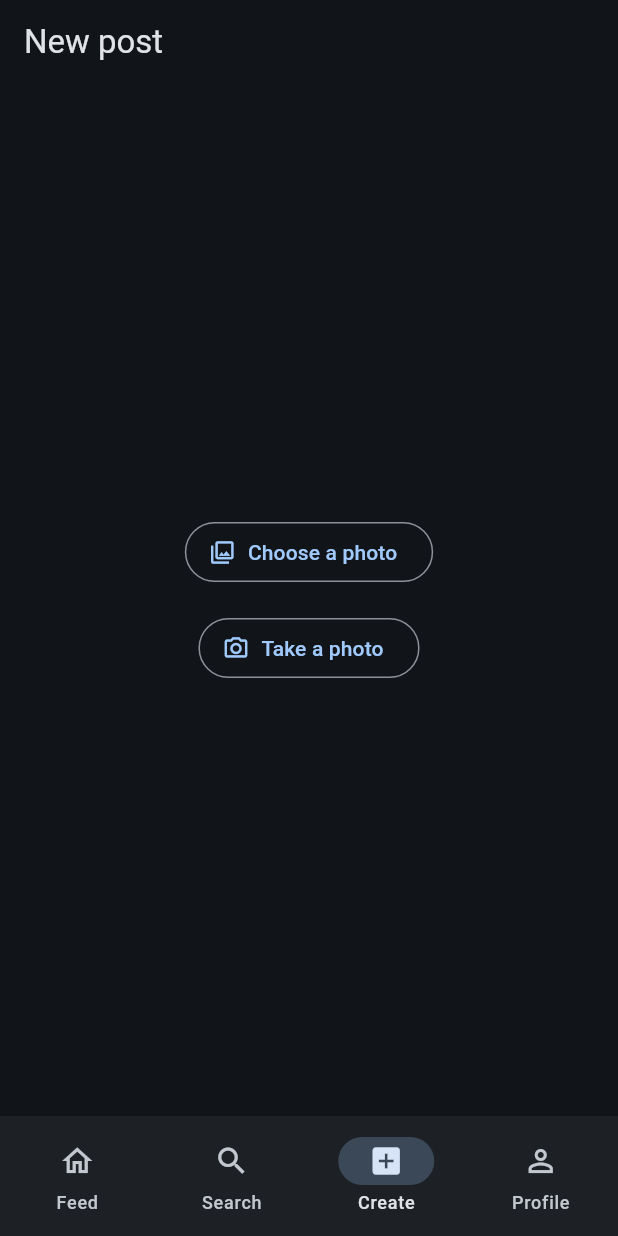
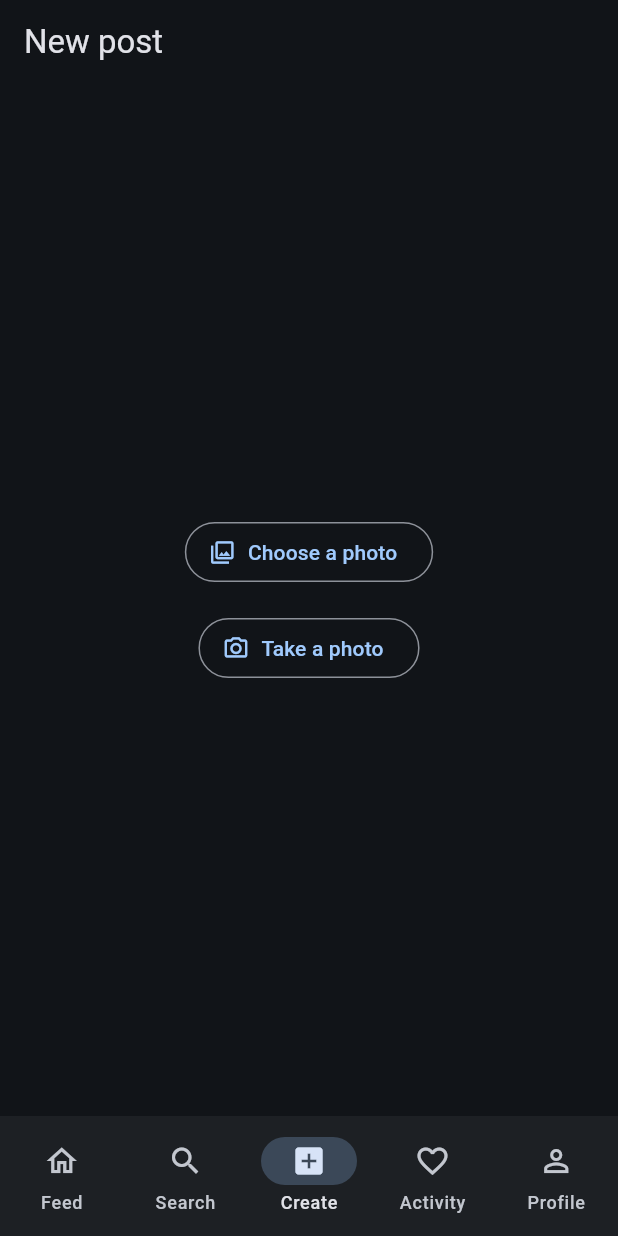
Before and after one commit to YofarDev/flutter_instagram_clone, a Flutter app: the screen it shows once a user with an empty profile is signed in, item 3 of the bottom bar chosen, on a phone screen of 412 x 824 dp. Run offline on Flutter 3.47's test engine with Material 3 defaults, Android fonts, the phone set to English and light mode, and no system bars; our stand-ins replace cloud_firestore, firebase_auth, firebase_core, firebase_storage, flutter_bloc, fpdart and 5 more; accounts and stored records are empty; generated files the repository leaves out were written again; network calls fail.

Commit message:
feat(notifications): activity tab, badge, di, strings

```diff
--- a/lib/core/router/app_router.dart
+++ b/lib/core/router/app_router.dart
@@ -13,6 +13,9 @@ import '../../features/explore/presentation/bloc/hashtag_cubit.dart';
 import '../../features/explore/presentation/bloc/search_cubit.dart';
 import '../../features/explore/presentation/screens/hashtag_screen.dart';
 import '../../features/explore/presentation/screens/search_screen.dart';
+import '../../features/notifications/presentation/bloc/notifications_cubit.dart';
+import '../../features/notifications/presentation/bloc/notifications_state.dart';
+import '../../features/notifications/presentation/widgets/badge_icon.dart';
 import '../models/app_user.dart';
 import '../models/post.dart';
 import '../../features/feed/presentation/bloc/create_post_cubit.dart';
@@ -47,6 +50,8 @@ class AppRouter {
       GlobalKey<NavigatorState>();
   static final GlobalKey<NavigatorState> _createNavigatorKey =
       GlobalKey<NavigatorState>();
+  static final GlobalKey<NavigatorState> _activityNavigatorKey =
+      GlobalKey<NavigatorState>();
   static final GlobalKey<NavigatorState> _profileNavigatorKey =
       GlobalKey<NavigatorState>();
 
@@ -77,36 +82,62 @@ class AppRouter {
               GoRouterState state,
               StatefulNavigationShell navigationShell,
             ) {
-              return Scaffold(
+              // Idempotent — safe on every router rebuild; shell is post-auth
+              // (redirect guarantees user is non-null here).
+              final NotificationsCubit notificationsCubit =
+                  getIt<NotificationsCubit>()
+                    ..init(getIt<AuthCubit>().state.user!.uid);
+              return BlocProvider<NotificationsCubit>.value(
+                value: notificationsCubit,
+                child: Scaffold(
                   body: navigationShell,
-                bottomNavigationBar: NavigationBar(
+                  bottomNavigationBar:
+                      BlocBuilder<NotificationsCubit, NotificationsState>(
+                    buildWhen: (NotificationsState previous,
+                            NotificationsState current) =>
+                        previous.unreadCount != current.unreadCount,
+                    builder: (BuildContext context, NotificationsState state) =>
+                        NavigationBar(
                       selectedIndex: navigationShell.currentIndex,
                       onDestinationSelected: (int i) => navigationShell.goBranch(
                         i,
                         initialLocation: i == navigationShell.currentIndex,
                       ),
-                  destinations: const <NavigationDestination>[
-                    NavigationDestination(
+                      destinations: <NavigationDestination>[
+                        const NavigationDestination(
                           icon: Icon(Icons.home_outlined),
                           selectedIcon: Icon(Icons.home),
                           label: 'Feed',
                         ),
-                    NavigationDestination(
+                        const NavigationDestination(
                           icon: Icon(Icons.search),
                           selectedIcon: Icon(Icons.search),
                           label: 'Search',
                         ),
-                    NavigationDestination(
+                        const NavigationDestination(
                           icon: Icon(Icons.add_box_outlined),
                           selectedIcon: Icon(Icons.add_box),
                           label: 'Create',
                         ),
                         NavigationDestination(
+                          icon: BadgeIcon(
+                            icon: Icons.favorite_outline,
+                            count: state.unreadCount,
+                          ),
+                          selectedIcon: BadgeIcon(
+                            icon: Icons.favorite,
+                            count: state.unreadCount,
+                          ),
+                          label: 'Activity',
+                        ),
+                        const NavigationDestination(
                           icon: Icon(Icons.person_outline),
                           selectedIcon: Icon(Icons.person),
                           label: 'Profile',
                         ),
                       ],
+                    ),
+                  ),
                 ),
               );
             },
@@ -172,6 +203,20 @@ class AppRouter {
                     BlocProvider<CreatePostCubit>(
                       create: (_) => getIt<CreatePostCubit>(),
                       child: const CreatePostScreen(),
+                    ),
+              ),
+            ],
+          ),
+          StatefulShellBranch(
+            navigatorKey: _activityNavigatorKey,
+            routes: <RouteBase>[
+              GoRoute(
+                path: Routes.activity,
+                name: 'Activity',
+                builder: (BuildContext context, GoRouterState state) =>
+                    // TODO(phase6-task-5): replace with ActivityScreen
+                    const Scaffold(
+                  body: Center(child: Text('Activity')),
                 ),
               ),
             ],
--- a/lib/core/router/route_constants.dart
+++ b/lib/core/router/route_constants.dart
@@ -14,6 +14,7 @@ abstract final class Routes {
   static const String createStory = '/create-story';
   static const String storyViewer = '/story-viewer';
   static const String search = '/search';
+  static const String activity = '/activity';
   static const String hashtag = '/hashtag/:tag';
 
   static String userPath(String uid) => user.replaceFirst(':uid', uid);
--- /dev/null
+++ b/lib/features/notifications/presentation/widgets/badge_icon.dart
@@ -0,0 +1,42 @@
+import 'package:flutter/material.dart';
+
+class BadgeIcon extends StatelessWidget {
+  const BadgeIcon({required this.icon, required this.count, super.key});
+
+  final IconData icon;
+  final int count;
+
+  @override
+  Widget build(BuildContext context) {
+    if (count <= 0) return Icon(icon);
+    return Stack(
+      clipBehavior: Clip.none,
+      children: <Widget>[
+        SizedBox(width: 24, height: 24, child: Icon(icon)),
+        Positioned(
+          top: -4,
+          right: -6,
+          child: Container(
+            padding: const EdgeInsets.all(2),
+            constraints: const BoxConstraints(minWidth: 16, minHeight: 16),
+            alignment: Alignment.center,
+            decoration: const BoxDecoration(
+              color: Colors.red,
+              shape: BoxShape.circle,
+            ),
+            child: FittedBox(
+              child: Text(
+                '$count',
+                style: const TextStyle(
+                  fontSize: 9,
+                  color: Colors.white,
+                  fontWeight: FontWeight.bold,
+                ),
+              ),
+            ),
+          ),
+        ),
+      ],
+    );
+  }
+}
```
Also changed, not shown: lib/core/di/service_locator.dart (+15 -0 lines), lib/core/l10n/app_localizations_en.arb (+30 -1 lines), lib/core/l10n/app_localizations_fr.arb (+6 -1 lines). Lines whose indentation alone changed are shown as unchanged.
